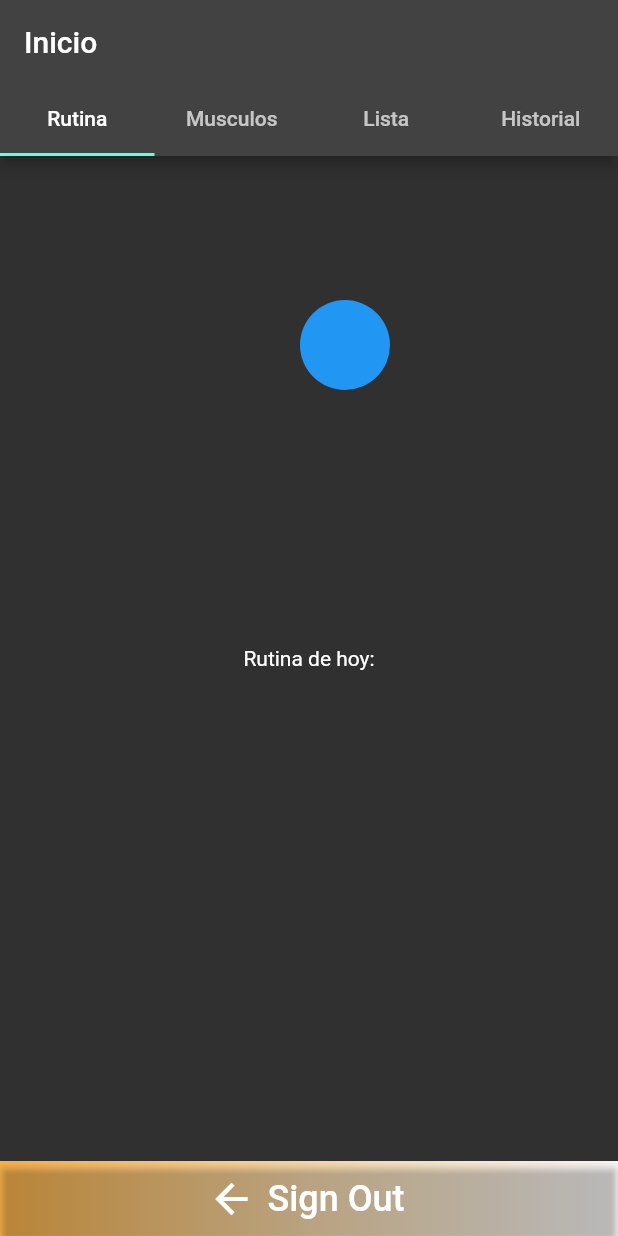
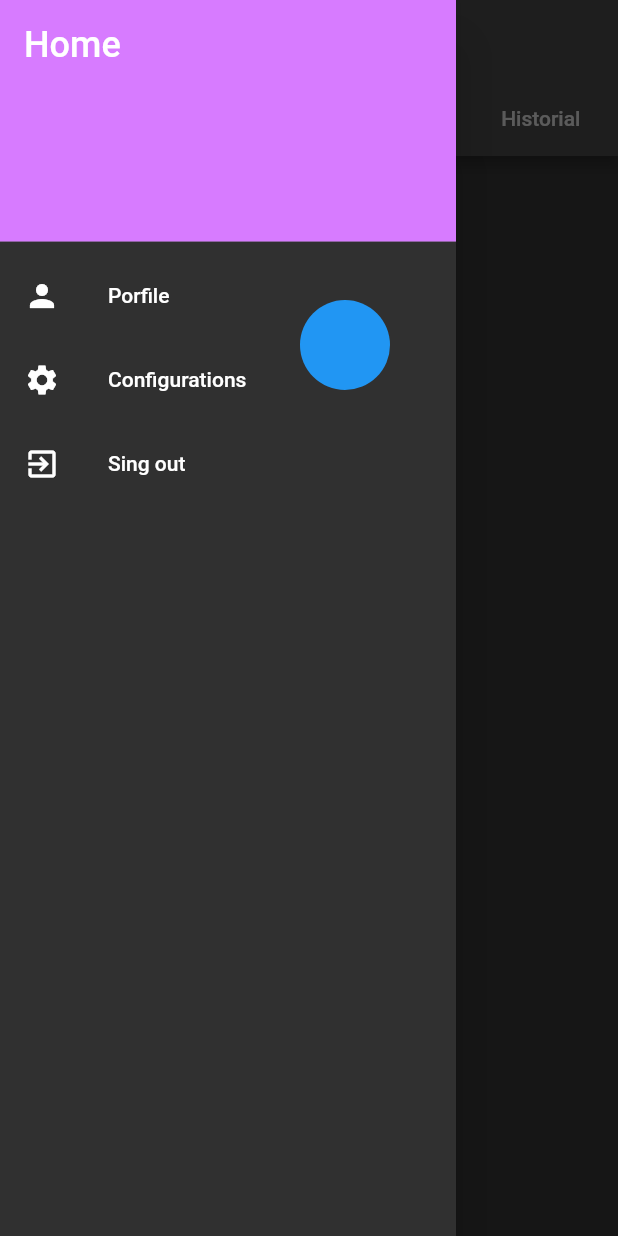
Before and after one commit to Shuy935/gym_h, a Flutter app: the screen it shows once a user with an empty profile is signed in, with the side drawer open (before the commit the screen has no drawer), on a phone screen of 412 x 824 dp. Run offline on Flutter 3.47's test engine with Material 2 defaults, Android fonts, the phone set to English and light mode, and no system bars; our stand-ins replace cloud_firestore, easy_search_bar, email_validator, firebase_auth, firebase_core, firebase_database; accounts and stored records are empty; network calls fail.

Commit message:
drawer y otros cambios

```diff
--- a/lib/screens/home_page.dart
+++ b/lib/screens/home_page.dart
@@ -2,7 +2,7 @@
 // import 'dart:convert';
 import 'package:gym_h/screens/user/Interfaces.dart';
 // import 'package:http/http.dart';
-import 'package:firebase_auth/firebase_auth.dart';
+// import 'package:firebase_auth/firebase_auth.dart';
 import 'package:flutter/material.dart';
 
 class HomePage extends StatefulWidget {
@@ -15,27 +15,27 @@ class _HomePageState extends State<HomePage> {
   Widget build(BuildContext context) {
     return Scaffold(
       body: Interfaces(),
-      bottomNavigationBar: Container(
-        decoration: BoxDecoration(
-          gradient: LinearGradient(colors: [
-            Colors.orange.shade300,
-            Colors.orange.shade100,
-            Colors.white
-          ]),
-        ),
-        child: ElevatedButton.icon(
-          style: ElevatedButton.styleFrom(
-            backgroundColor: Colors.transparent,
-            minimumSize: Size.fromHeight(50),
-          ),
-          icon: Icon(Icons.arrow_back, size: 32),
-          label: Text(
-            'Sign Out',
-            style: TextStyle(fontSize: 24),
-          ),
-          onPressed: FirebaseAuth.instance.signOut,
-        ),
-      ),
+      // bottomNavigationBar: Container(
+      //   decoration: BoxDecoration(
+      //     gradient: LinearGradient(colors: [
+      //       Colors.orange.shade300,
+      //       Colors.orange.shade100,
+      //       Colors.white
+      //     ]),
+      //   ),
+      //   child: ElevatedButton.icon(
+      //     style: ElevatedButton.styleFrom(
+      //       backgroundColor: Colors.transparent,
+      //       minimumSize: Size.fromHeight(50),
+      //     ),
+      //     icon: Icon(Icons.arrow_back, size: 32),
+      //     label: Text(
+      //       'Sign Out',
+      //       style: TextStyle(fontSize: 24),
+      //     ),
+      //     onPressed: FirebaseAuth.instance.signOut,
+      //   ),
+      // ),
     );
   }
 }
--- a/lib/screens/user/Interfaces.dart
+++ b/lib/screens/user/Interfaces.dart
@@ -1,5 +1,5 @@
 import 'package:flutter/material.dart';
-import 'package:gym_h/widget/interfaces/widgets.dart';
+import 'package:gym_h/widget/interfaces/Widgets.dart';
 
 class Interfaces extends StatelessWidget {
   const Interfaces({super.key});
--- a/lib/widget/interfaces/WidgetsI.dart
+++ /dev/null
@@ -1,5 +0,0 @@
-export 'package:gym_h/widget/interfaces/Buscador.dart';
-export 'package:gym_h/widget/interfaces/Musculos.dart';
-export 'package:gym_h/widget/interfaces/Rutinas.dart';
-export 'package:gym_h/widget/interfaces/consejos.dart';
-export 'package:gym_h/widget/interfaces/tapbar.dart';
--- /dev/null
+++ b/lib/widget/interfaces/drawer.dart
@@ -0,0 +1,51 @@
+import 'package:flutter/material.dart';
+import 'package:firebase_auth/firebase_auth.dart';
+import 'package:gym_h/screens/user/profile.dart';
+
+class DrawerProfile extends StatelessWidget {
+  const DrawerProfile({super.key});
+  @override
+  Widget build(BuildContext context) {
+    return Drawer(
+      child: ListView(
+        padding: EdgeInsets.zero,
+        children: <Widget>[
+          const DrawerHeader(
+            decoration: BoxDecoration(
+              color: Color.fromRGBO(215, 123, 255, 1),
+            ),
+            child: Text(
+              'Home',
+              style: TextStyle(
+                color: Colors.white,
+                fontSize: 24,
+              ),
+            ),
+          ),
+          ListTile(
+            leading: const Icon(Icons.person),
+            title: const Text('Porfile'),
+            onTap: () {
+              final route =
+                  MaterialPageRoute(builder: (context) => TheProfile());
+              Navigator.push(context, route);
+            },
+          ),
+          ListTile(
+            leading: const Icon(Icons.settings),
+            title: const Text('Configurations'),
+            onTap: () {
+              // final route = MaterialPageRoute(builder: (context) => Page2());
+              // Navigator.push(context, route);
+            },
+          ),
+          ListTile(
+            leading: const Icon(Icons.exit_to_app),
+            title: const Text('Sing out'),
+            onTap: () => FirebaseAuth.instance.signOut(),
+          ),
+        ],
+      ),
+    );
+  }
+}
--- a/lib/widget/interfaces/tapbar.dart
+++ b/lib/widget/interfaces/tapbar.dart
@@ -1,12 +1,9 @@
 import 'package:flutter/material.dart';
-import 'package:gym_h/widget/interfaces/Buscador.dart';
-import 'package:gym_h/widget/interfaces/Musculos.dart';
-import 'package:gym_h/widget/interfaces/consejos.dart';
+import 'package:gym_h/widget/interfaces/Widgets.dart';
 
 class TabBarH extends StatelessWidget {
   @override
   Widget build(BuildContext context) {
-
     final List<Widget> _tabs = [
       const Tab(text: 'Rutina'),
       const Tab(text: 'Musculos'),
@@ -15,7 +12,6 @@ class TabBarH extends StatelessWidget {
     ];
 
     return DefaultTabController(
-
       length: _tabs.length,
       child: Scaffold(
         appBar: AppBar(
@@ -30,7 +26,7 @@ class TabBarH extends StatelessWidget {
             const Center(child: Text('Historial')),
           ],
         ),
-        floatingActionButton: ButtonBar(),
+        drawer: DrawerProfile(),
       ),
     );
   }
--- a/lib/widget/interfaces/widgets.dart
+++ b/lib/widget/interfaces/widgets.dart
@@ -1,4 +1,6 @@
 export 'package:gym_h/widget/interfaces/Buscador.dart';
+export 'package:gym_h/widget/interfaces/Musculos.dart';
+export 'package:gym_h/widget/interfaces/Rutinas.dart';
 export 'package:gym_h/widget/interfaces/consejos.dart';
 export 'package:gym_h/widget/interfaces/tapbar.dart';
-export 'package:gym_h/widget/interfaces/user_floatingbutton.dart';
+export 'package:gym_h/widget/interfaces/drawer.dart';
--- a/lib/widget/login/login_widget.dart
+++ b/lib/widget/login/login_widget.dart
@@ -159,10 +159,9 @@ class _LoginWidgetState extends State<LoginWidget> {
           //));
         }
       } else {
-        print('No se pudieron obtener los datos del usuario.');
+        Utils.showSnackBar('No se pudieron obtener los datos del usuario.');
       }
     } on FirebaseAuthException catch (e) {
-      print(e);
       Utils.showSnackBar(e.message);
     }
     navigatorKey.currentState!.popUntil((route) => route.isFirst);
```
Also changed, not shown: lib/models/users_model.dart (+13 -0 lines), lib/screens/user/profile.dart (+17 -8 lines), lib/widget/interfaces/user_floatingbutton.dart (deleted, +0 -27 lines).
